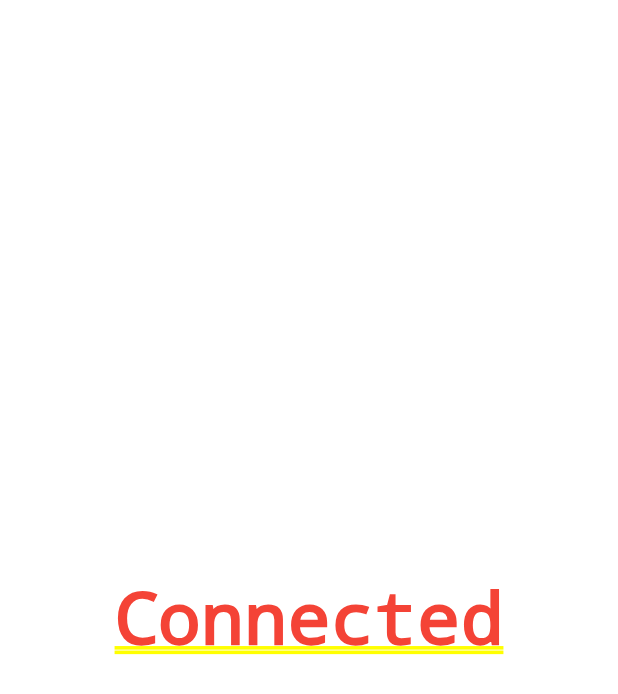
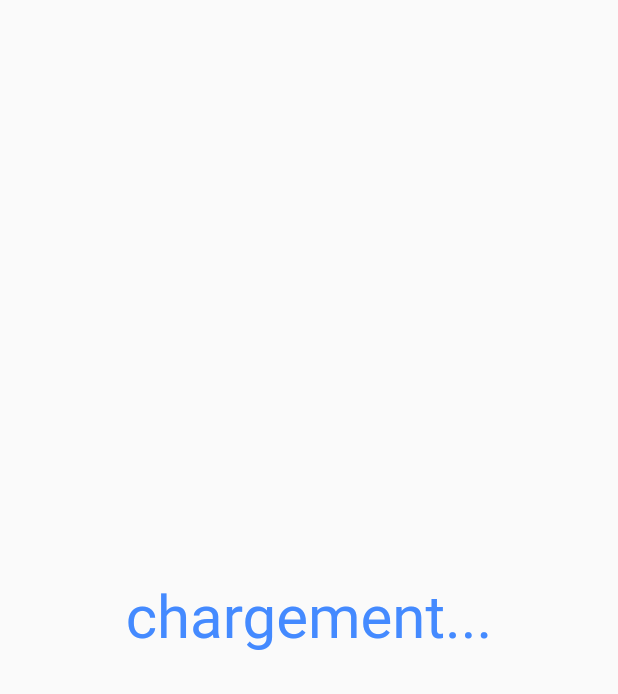
Before and after one commit to cyberplanete/socially, a Flutter app: the screen it shows once a user with an empty profile is signed in, on a phone screen of 412 x 824 dp. Shown: the top 694 px of the screen. Run offline on Flutter 3.47's test engine with Material 2 defaults, Android fonts, the phone set to English and light mode, and no system bars; our stand-ins replace cloud_firestore, firebase_auth, firebase_core; accounts and stored records are empty.

Commit message:
Creation indicateur de progression

```diff
--- a/lib/controllers/main_app_Controller.dart
+++ b/lib/controllers/main_app_Controller.dart
@@ -1,19 +1,15 @@
 import 'package:flutter/material.dart';
+import 'package:socially/views/my_material.dart';
+import 'package:socially/views/my_widgets/my_progressBar_scafold.dart';
 
 class MainAppController extends StatefulWidget {
   _StateMainAppController createState() => _StateMainAppController();
 }
 
-///Cette page quand l'utilisateur est connecté
+///Cette page est affiché quand l'utilisateur est connecté
 class _StateMainAppController extends State<MainAppController> {
   @override
   Widget build(BuildContext context) {
-    // TODO: implement build
-    return Center(
-      child: Text(
-        'Connected',
-        style: TextStyle(color: Colors.red),
-      ),
-    );
+    return MyProgressScafold();
   }
 }
--- a/lib/views/my_material.dart
+++ b/lib/views/my_material.dart
@@ -3,7 +3,9 @@ library widgets;
 export 'my_widgets/constants.dart';
 export 'my_widgets/my_custom_paint.dart';
 export 'my_widgets/my_gradient.dart';
+export 'my_widgets/my_loading_Center.dart';
 export 'my_widgets/my_menu_two_items.dart';
 export 'my_widgets/my_padding_with_child.dart';
+export 'my_widgets/my_progressBar_scafold.dart';
 export 'my_widgets/my_textField.dart';
 export 'my_widgets/my_text_button.dart';
--- /dev/null
+++ b/lib/views/my_widgets/my_loading_Center.dart
@@ -0,0 +1,14 @@
+import 'package:flutter/cupertino.dart';
+import 'package:flutter/material.dart';
+
+import '../my_material.dart';
+
+class LoadingCenter extends Center {
+  LoadingCenter()
+      : super(
+            child: MyTextButton(
+          data: "chargement...",
+          fontSize: 40.0,
+          color: Colors.blueAccent,
+        ));
+}
--- /dev/null
+++ b/lib/views/my_widgets/my_progressBar_scafold.dart
@@ -0,0 +1,16 @@
+import 'package:flutter/material.dart';
+import 'package:flutter/widgets.dart';
+
+import '../my_material.dart';
+
+class MyProgressScafold extends StatelessWidget {
+  @override
+  Widget build(BuildContext context) {
+    // TODO: implement build
+    return Scaffold(
+      body: SafeArea(
+        child: LoadingCenter(),
+      ),
+    );
+  }
+}
```
